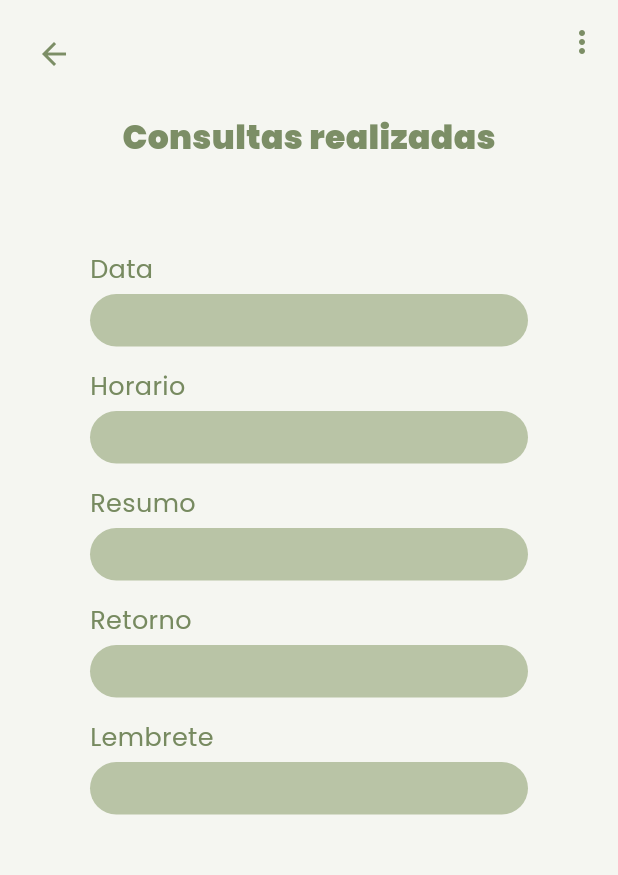
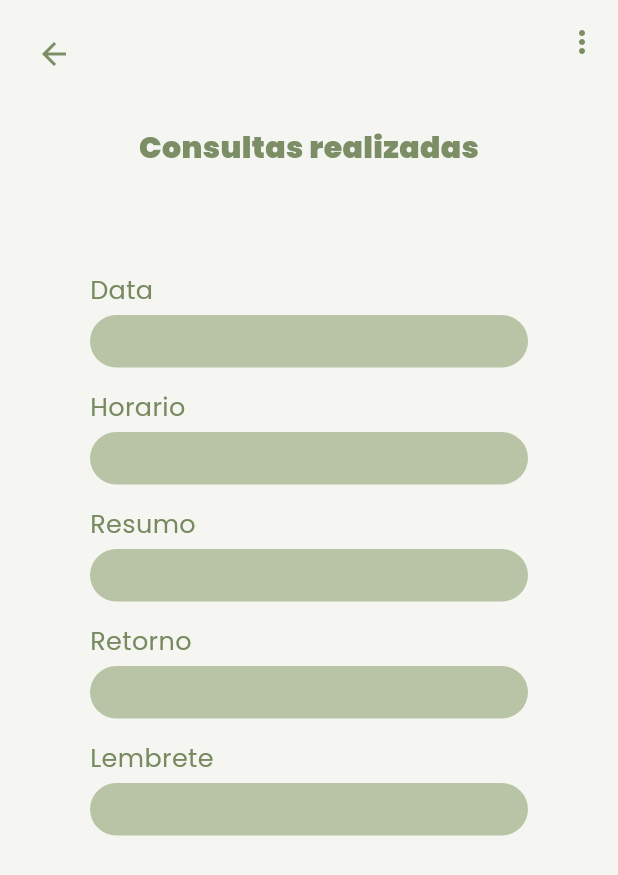
Before and after one commit to taynahsaito/ye_gestao_de_saude, a Flutter app: the InformacoesConsultas screen opened directly with empty values, on a phone screen of 412 x 824 dp. Shown: the top 875 px of the screen. Run offline on Flutter 3.47's test engine with Material 3 defaults, Android fonts, the phone set to English and light mode, and no system bars; our stand-ins replace cloud_firestore, firebase_auth, firebase_core, firebase_database, google_fonts, google_sign_in and 1 more; missing offline and left inert: camera_camera, flutter_facebook_auth; accounts and stored records are empty.

Commit message:
consultas pronto!!!!

```diff
--- a/lib/pages/info_consultas.dart
+++ b/lib/pages/info_consultas.dart
@@ -30,13 +30,19 @@ class _InformacoesConsultasState extends State<InformacoesConsultas> {
       builder: (BuildContext context) {
         return AlertDialog(
           title: const Text('Deletar consulta'),
-          content: const  Text('Tem certeza de que deseja excluir esta consulta?'),
+          content:
+              const Text('Tem certeza de que deseja excluir esta consulta?'),
           actions: <Widget>[
             TextButton(
               onPressed: () {
                 Navigator.of(context).pop();
               },
-              child: const Text('Cancelar', style: TextStyle(color: Color.fromARGB(220, 105, 126, 80),),),
+              child: const Text(
+                'Cancelar',
+                style: TextStyle(
+                  color: Color.fromARGB(220, 105, 126, 80),
+                ),
+              ),
             ),
             TextButton(
               onPressed: () async {
@@ -45,7 +51,12 @@ class _InformacoesConsultasState extends State<InformacoesConsultas> {
                 Navigator.pop(
                     context, true); // Indica que uma consulta foi deletada
               },
-              child: const Text('Confirmar', style: TextStyle(color: Color.fromARGB(220, 105, 126, 80),),),
+              child: const Text(
+                'Confirmar',
+                style: TextStyle(
+                  color: Color.fromARGB(220, 105, 126, 80),
+                ),
+              ),
             ),
           ],
         );
@@ -125,16 +136,17 @@ class _InformacoesConsultasState extends State<InformacoesConsultas> {
         ],
       ),
       body: SingleChildScrollView(
-        child: Padding(
-          padding: const EdgeInsets.fromLTRB(60, 0, 60, 0),
-          child: Center(
+        child: Column(
+          children: [
+            Padding(
+              padding: const EdgeInsets.all(8.0),
               child: Column(
                 children: [
                   const SizedBox(height: 20),
                   const Text(
                     "Consultas realizadas",
                     style: TextStyle(
-                    fontSize: 22,
+                      fontSize: 20,
                       color: Color.fromARGB(220, 105, 126, 80),
                       fontWeight: FontWeight.w900,
                     ),
@@ -147,6 +159,14 @@ class _InformacoesConsultasState extends State<InformacoesConsultas> {
                       fontWeight: FontWeight.w600,
                     ),
                   ),
+                ],
+              ),
+            ),
+            Padding(
+              padding: const EdgeInsets.fromLTRB(60, 0, 60, 0),
+              child: Center(
+                child: Column(
+                  children: [
                     const SizedBox(height: 30),
                     _buildInfoField('Data', consultaAtual.data),
                     _buildInfoField('Horario', consultaAtual.horario),
@@ -156,6 +176,8 @@ class _InformacoesConsultasState extends State<InformacoesConsultas> {
                   ],
                 ),
               ),
+            ),
+          ],
         ),
       ),
     );
```
Lines whose indentation alone changed are shown as unchanged.
